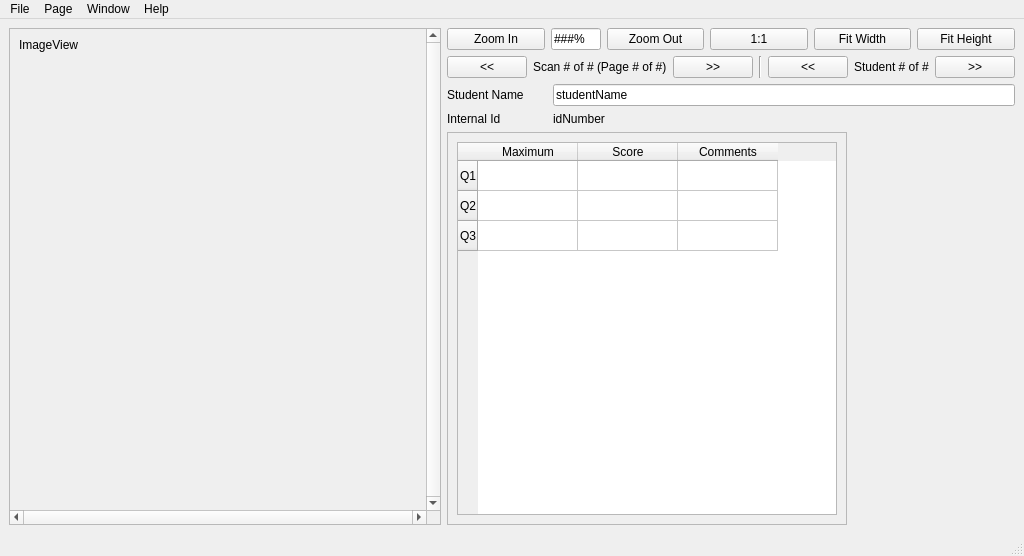
waynepiekarski/qtgrader, file mainwindow.ui: the form before one commit.
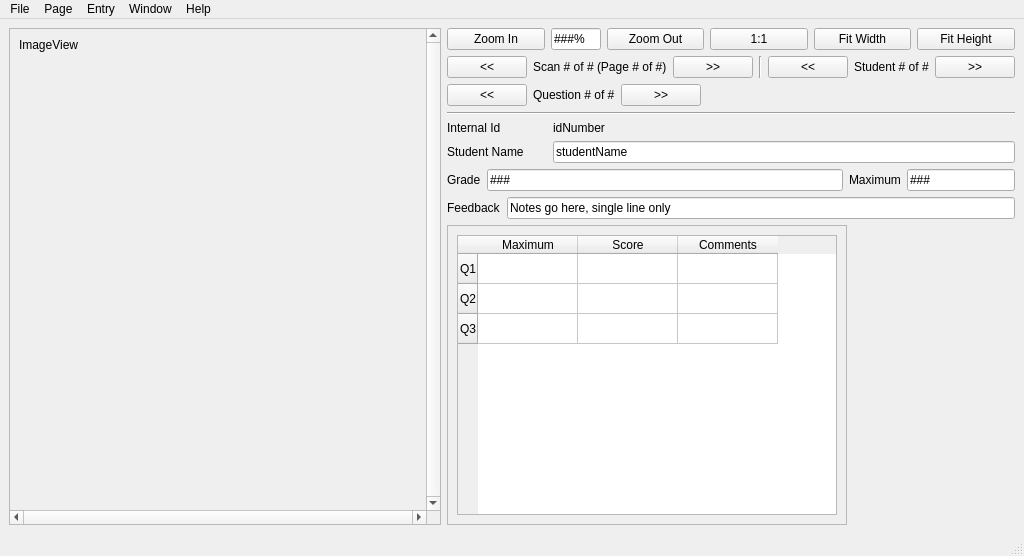
The form after the commit.

Commit message: Add more grade entry features to the UI

Patch:
```diff
--- a/mainwindow.ui
+++ b/mainwindow.ui
@@ -68,7 +68,7 @@
     <item>
      <layout class="QHBoxLayout" name="horizontalLayout">
       <item>
-       <layout class="QVBoxLayout" name="verticalLayout" stretch="0,0,0,0,0">
+       <layout class="QVBoxLayout" name="verticalLayout" stretch="0,0,0,0,0,0,0,0,0">
         <property name="sizeConstraint">
          <enum>QLayout::SetMaximumSize</enum>
         </property>
@@ -225,6 +225,108 @@
           </item>
          </layout>
         </item>
+        <item>
+         <layout class="QHBoxLayout" name="horizontalLayout_9">
+          <item>
+           <widget class="QPushButton" name="pushButton">
+            <property name="sizePolicy">
+             <sizepolicy hsizetype="Fixed" vsizetype="Fixed">
+              <horstretch>0</horstretch>
+              <verstretch>0</verstretch>
+             </sizepolicy>
+            </property>
+            <property name="text">
+             <string>&lt;&lt;</string>
+            </property>
+           </widget>
+          </item>
+          <item>
+           <widget class="QLabel" name="questionStats">
+            <property name="sizePolicy">
+             <sizepolicy hsizetype="Fixed" vsizetype="Fixed">
+              <horstretch>0</horstretch>
+              <verstretch>0</verstretch>
+             </sizepolicy>
+            </property>
+            <property name="text">
+             <string>Question # of #</string>
+            </property>
+           </widget>
+          </item>
+          <item>
+           <widget class="QPushButton" name="pushButton_2">
+            <property name="sizePolicy">
+             <sizepolicy hsizetype="Fixed" vsizetype="Fixed">
+              <horstretch>0</horstretch>
+              <verstretch>0</verstretch>
+             </sizepolicy>
+            </property>
+            <property name="text">
+             <string>&gt;&gt;</string>
+            </property>
+           </widget>
+          </item>
+          <item>
+           <spacer name="horizontalSpacer">
+            <property name="orientation">
+             <enum>Qt::Horizontal</enum>
+            </property>
+            <property name="sizeHint" stdset="0">
+             <size>
+              <width>40</width>
+              <height>20</height>
+             </size>
+            </property>
+           </spacer>
+          </item>
+         </layout>
+        </item>
+        <item>
+         <widget class="Line" name="line_2">
+          <property name="orientation">
+           <enum>Qt::Horizontal</enum>
+          </property>
+         </widget>
+        </item>
+        <item>
+         <layout class="QHBoxLayout" name="horizontalLayout_5">
+          <item>
+           <widget class="QLabel" name="label_8">
+            <property name="sizePolicy">
+             <sizepolicy hsizetype="Fixed" vsizetype="Preferred">
+              <horstretch>0</horstretch>
+              <verstretch>0</verstretch>
+             </sizepolicy>
+            </property>
+            <property name="minimumSize">
+             <size>
+              <width>100</width>
+              <height>0</height>
+             </size>
+            </property>
+            <property name="text">
+             <string>Internal Id</string>
+            </property>
+           </widget>
+          </item>
+          <item>
+           <widget class="QLabel" name="idNumber">
+            <property name="sizePolicy">
+             <sizepolicy hsizetype="MinimumExpanding" vsizetype="Preferred">
+              <horstretch>0</horstretch>
+              <verstretch>0</verstretch>
+             </sizepolicy>
+            </property>
+            <property name="text">
+             <string>idNumber</string>
+            </property>
+            <property name="alignment">
+             <set>Qt::AlignLeading|Qt::AlignLeft|Qt::AlignVCenter</set>
+            </property>
+           </widget>
+          </item>
+         </layout>
+        </item>
         <item>
          <layout class="QHBoxLayout" name="horizontalLayout_4">
           <property name="sizeConstraint">
@@ -268,39 +370,56 @@
          </layout>
         </item>
         <item>
-         <layout class="QHBoxLayout" name="horizontalLayout_5">
+         <layout class="QHBoxLayout" name="horizontalLayout_11">
           <item>
-           <widget class="QLabel" name="label_8">
-            <property name="sizePolicy">
-             <sizepolicy hsizetype="Fixed" vsizetype="Preferred">
-              <horstretch>0</horstretch>
-              <verstretch>0</verstretch>
-             </sizepolicy>
+           <widget class="QLabel" name="label_3">
+            <property name="text">
+             <string>Grade</string>
             </property>
-            <property name="minimumSize">
-             <size>
-              <width>100</width>
-              <height>0</height>
-             </size>
+           </widget>
+          </item>
+          <item>
+           <widget class="QLineEdit" name="lineEdit">
+            <property name="text">
+             <string>###</string>
             </property>
+           </widget>
+          </item>
+          <item>
+           <widget class="QLabel" name="label_2">
             <property name="text">
-             <string>Internal Id</string>
+             <string>Maximum</string>
             </property>
            </widget>
           </item>
           <item>
-           <widget class="QLabel" name="idNumber">
+           <widget class="QLineEdit" name="questionMaximum">
             <property name="sizePolicy">
-             <sizepolicy hsizetype="MinimumExpanding" vsizetype="Preferred">
+             <sizepolicy hsizetype="Fixed" vsizetype="Fixed">
               <horstretch>0</horstretch>
               <verstretch>0</verstretch>
              </sizepolicy>
             </property>
             <property name="text">
-             <string>idNumber</string>
+             <string>###</string>
             </property>
-            <property name="alignment">
-             <set>Qt::AlignLeading|Qt::AlignLeft|Qt::AlignVCenter</set>
+           </widget>
+          </item>
+         </layout>
+        </item>
+        <item>
+         <layout class="QHBoxLayout" name="horizontalLayout_10">
+          <item>
+           <widget class="QLabel" name="label">
+            <property name="text">
+             <string>Feedback</string>
+            </property>
+           </widget>
+          </item>
+          <item>
+           <widget class="QLineEdit" name="questionFeedback">
+            <property name="text">
+             <string>Notes go here, single line only</string>
             </property>
            </widget>
           </item>
@@ -329,7 +448,7 @@
              <x>0</x>
              <y>0</y>
              <width>398</width>
-             <height>335</height>
+             <height>210</height>
             </rect>
            </property>
            <layout class="QHBoxLayout" name="horizontalLayout_8">
@@ -420,8 +539,23 @@
     </property>
     <addaction name="actionGradeWindow"/>
    </widget>
+   <widget class="QMenu" name="menuEntry">
+    <property name="title">
+     <string>Entry</string>
+    </property>
+    <addaction name="action0_Points"/>
+    <addaction name="action1_Point"/>
+    <addaction name="action2_Points"/>
+    <addaction name="action3_Points"/>
+    <addaction name="action4_Points"/>
+    <addaction name="action5_Points"/>
+    <addaction name="action6_Points"/>
+    <addaction name="action7_Points"/>
+    <addaction name="action8_Points"/>
+   </widget>
    <addaction name="menuFile"/>
    <addaction name="menuPage"/>
+   <addaction name="menuEntry"/>
    <addaction name="menuWindow"/>
    <addaction name="menuHelp"/>
   </widget>
```
Left out of the diff: 81 changed lines with no effect on the pictures. The commit also changes 1 other file.
